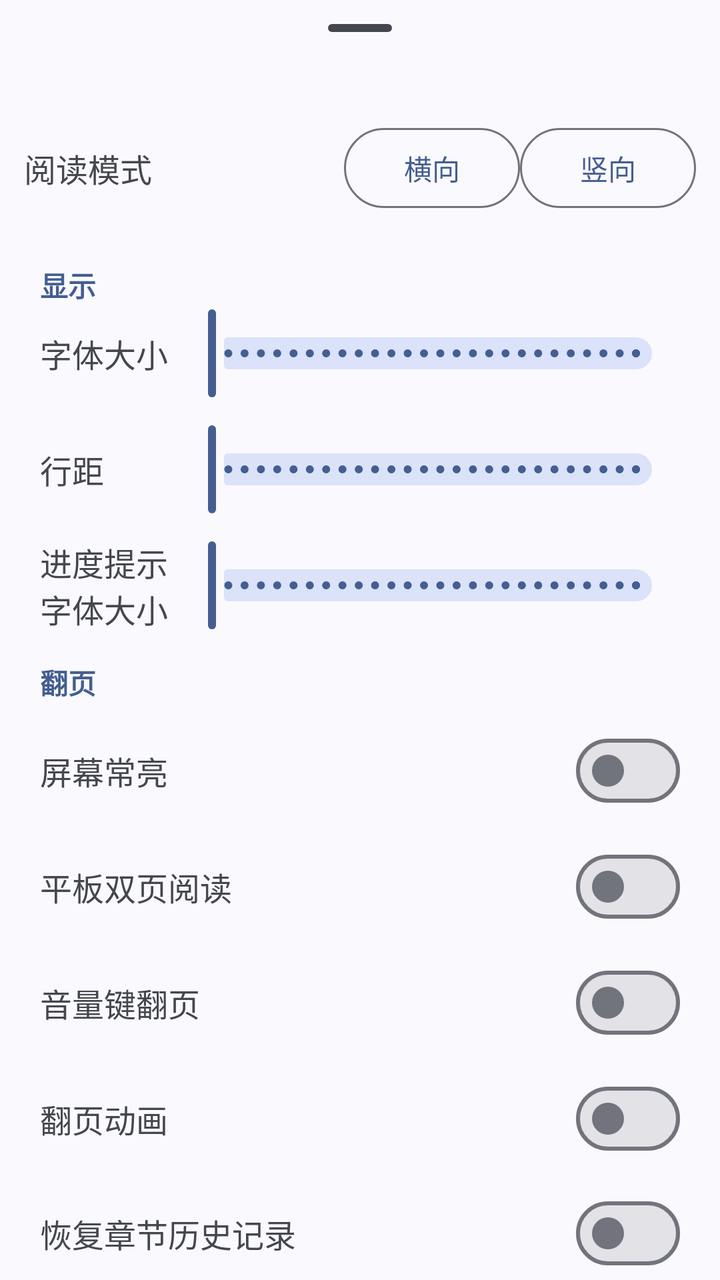
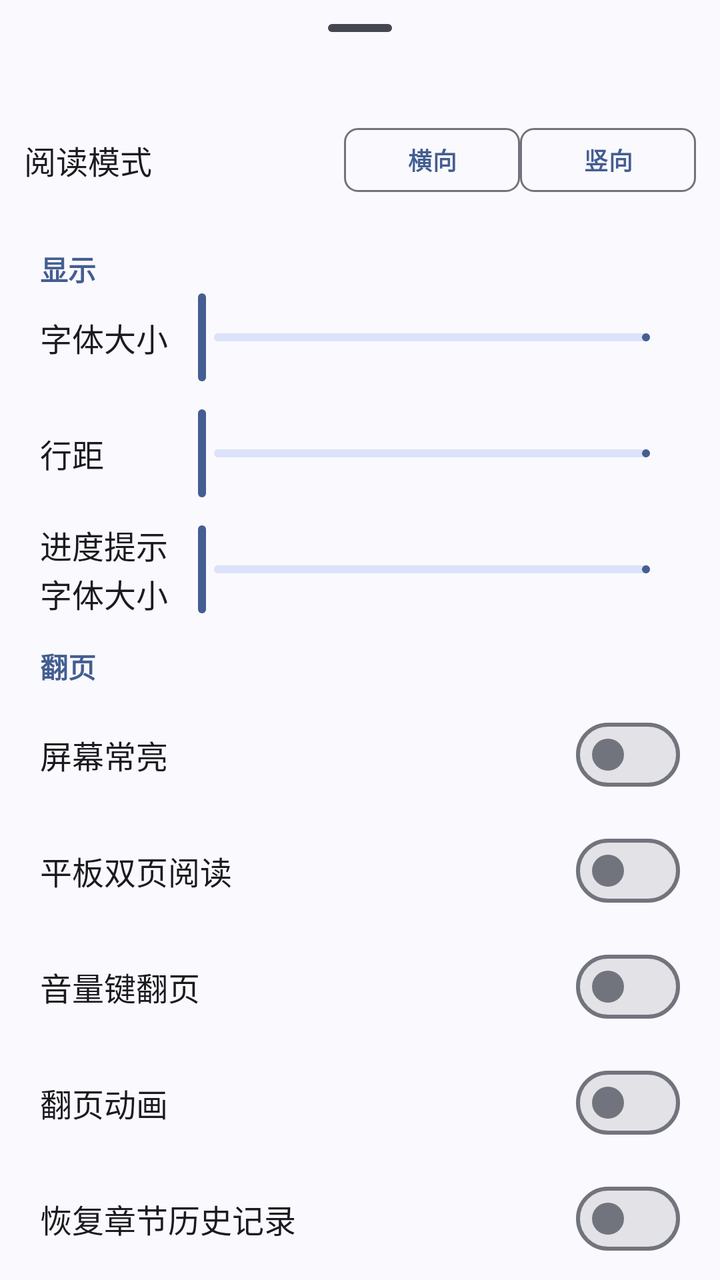

Two renders of the same Android screen: before a commit and after it. Below are the layout's source before the change and the commit's diff.
<!-- AndroidManifest.xml: application theme Theme.HikariNovel -->
<!-- res/layout/view_horizontal_read_config.xml -->
<?xml version="1.0" encoding="utf-8"?>
<LinearLayout xmlns:android="http://schemas.android.com/apk/res/android"
    android:layout_width="match_parent"
    android:layout_height="wrap_content"
    android:layout_gravity="bottom"
    android:orientation="vertical">

    <com.google.android.material.bottomsheet.BottomSheetDragHandleView
        android:layout_width="match_parent"
        android:layout_height="wrap_content" />

    <LinearLayout android:layout_width="match_parent" android:layout_height="wrap_content" android:gravity="center" android:padding="12dp" android:orientation="horizontal">
        <TextView android:layout_width="0dp" android:layout_height="wrap_content" android:layout_weight="1" android:text="@string/read_mode" android:textSize="16sp" />
        <com.google.android.material.button.MaterialButton android:id="@+id/b_h_read_config_horizontal" style="@style/Widget.Material3.Button.OutlinedButton" android:layout_width="wrap_content" android:layout_height="wrap_content" android:text="@string/horizontal" />
        <com.google.android.material.button.MaterialButton android:id="@+id/b_h_read_config_vertical" style="@style/Widget.Material3.Button.OutlinedButton" android:layout_width="wrap_content" android:layout_height="wrap_content" android:text="@string/vertical" />
    </LinearLayout>

    <LinearLayout
        android:layout_width="match_parent"
        android:layout_height="wrap_content"
        android:orientation="vertical">

        <TextView android:layout_width="match_parent" android:layout_height="wrap_content" android:paddingLeft="20dp" android:paddingTop="12dp" android:text="@string/display_settings" android:textColor="?colorPrimary" android:textStyle="bold" />

        <LinearLayout
            android:layout_width="match_parent"
            android:layout_height="wrap_content"
            android:layout_marginLeft="20dp"
            android:layout_marginRight="20dp"
            android:gravity="center"
            android:orientation="horizontal">

            <TextView
                android:layout_width="0dp"
                android:layout_height="wrap_content"
                android:layout_weight="1"
                android:text="@string/font_size"
                android:textSize="16sp" />

            <com.google.android.material.slider.Slider
                android:id="@+id/s_v_h_read_config_font_size"
                android:layout_width="0dp"
                android:layout_height="wrap_content"
                android:layout_weight="4"
                android:stepSize="1"
                android:valueFrom="30"
                android:valueTo="100" />
        </LinearLayout>

        <LinearLayout
            android:layout_width="match_parent"
            android:layout_height="wrap_content"
            android:layout_marginLeft="20dp"
            android:layout_marginRight="20dp"
            android:layout_marginTop="10dp"
            android:gravity="center"
            android:orientation="horizontal">

            <TextView
                android:layout_width="0dp"
                android:layout_height="wrap_content"
                android:layout_weight="1"
                android:text="@string/line_spacing"
                android:textSize="16sp" />

            <com.google.android.material.slider.Slider
                android:id="@+id/s_v_h_read_config_line_spacing"
                android:layout_width="0dp"
                android:layout_height="wrap_content"
                android:layout_weight="4"
                android:stepSize="0.1"
                android:valueFrom="1"
                android:valueTo="5" />
        </LinearLayout>

        <LinearLayout
            android:layout_width="match_parent"
            android:layout_height="wrap_content"
            android:layout_marginLeft="20dp"
            android:layout_marginRight="20dp"
            android:layout_marginTop="10dp"
            android:gravity="center"
            android:orientation="horizontal">

            <TextView
                android:layout_width="0dp"
                android:layout_height="wrap_content"
                android:layout_weight="1"
                android:text="@string/progress_text_size"
                android:textSize="16sp" />

            <com.google.android.material.slider.Slider
                android:id="@+id/s_v_h_read_config_bottom_text_size"
                android:layout_width="0dp"
                android:layout_height="wrap_content"
                android:layout_weight="4"
                android:stepSize="1"
                android:valueFrom="1"
                android:valueTo="100" />
        </LinearLayout>

        <TextView android:layout_width="match_parent" android:layout_height="wrap_content" android:paddingLeft="20dp" android:paddingTop="14dp" android:text="@string/paging_settings" android:textColor="?colorPrimary" android:textStyle="bold" />

        <LinearLayout
            android:layout_width="match_parent"
            android:layout_height="wrap_content"
            android:layout_marginLeft="20dp"
            android:layout_marginTop="10dp"
            android:layout_marginRight="20dp"
            android:gravity="center"
            android:orientation="horizontal">

            <TextView
                android:layout_width="0dp"
                android:layout_height="wrap_content"
                android:layout_weight="1"
                android:text="@string/keep_screen_on"
                android:textSize="16sp" />

            <com.google.android.material.materialswitch.MaterialSwitch
                android:id="@+id/s_v_h_read_config_keep_screen_on"
                android:layout_width="wrap_content"
                android:layout_height="wrap_content" />

        </LinearLayout>

        <LinearLayout
            android:layout_width="match_parent"
            android:layout_height="wrap_content"
            android:layout_marginLeft="20dp"
            android:layout_marginTop="10dp"
            android:layout_marginRight="20dp"
            android:gravity="center"
            android:orientation="horizontal">

            <TextView
                android:layout_width="0dp"
                android:layout_height="wrap_content"
                android:layout_weight="1"
                android:text="@string/tablet_double_page"
                android:textSize="16sp" />

            <com.google.android.material.materialswitch.MaterialSwitch
                android:id="@+id/s_v_h_read_config_tablet_double_page"
                android:layout_width="wrap_content"
                android:layout_height="wrap_content" />

        </LinearLayout>

        <LinearLayout
            android:layout_width="match_parent"
            android:layout_height="wrap_content"
            android:layout_marginLeft="20dp"
            android:layout_marginTop="10dp"
            android:layout_marginRight="20dp"
            android:gravity="center"
            android:orientation="horizontal">

            <TextView
                android:layout_width="0dp"
                android:layout_height="wrap_content"
                android:layout_weight="1"
                android:text="@string/key_down_switch_chapter"
                android:textSize="16sp" />

            <com.google.android.material.materialswitch.MaterialSwitch
                android:id="@+id/s_v_h_read_config_key_down_switch_chapter"
                android:layout_width="wrap_content"
                android:layout_height="wrap_content" />

        </LinearLayout>

        <LinearLayout
            android:layout_width="match_parent"
            android:layout_height="wrap_content"
            android:layout_marginLeft="20dp"
            android:layout_marginTop="10dp"
            android:layout_marginRight="20dp"
            android:gravity="center"
            android:orientation="horizontal">

            <TextView
                android:layout_width="0dp"
                android:layout_height="wrap_content"
                android:layout_weight="1"
                android:text="@string/switch_animation"
                android:textSize="16sp" />

            <com.google.android.material.materialswitch.MaterialSwitch
                android:id="@+id/s_v_h_read_config_switch_animation"
                android:layout_width="wrap_content"
                android:layout_height="wrap_content" />

        </LinearLayout>

        <LinearLayout
            android:layout_width="match_parent"
            android:layout_height="wrap_content"
            android:layout_marginLeft="20dp"
            android:layout_marginTop="10dp"
            android:layout_marginRight="20dp"
            android:gravity="center"
            android:orientation="horizontal">

            <TextView
                android:layout_width="0dp"
                android:layout_height="wrap_content"
                android:layout_weight="1"
                android:text="@string/restore_chapter_read_history_with_confirm"
                android:textSize="16sp" />

            <com.google.android.material.materialswitch.MaterialSwitch
                android:id="@+id/s_v_h_read_config_restore_chapter_read_history"
                android:layout_width="wrap_content"
                android:layout_height="wrap_content" />

        </LinearLayout>

        <LinearLayout
            android:layout_width="match_parent"
            android:layout_height="wrap_content"
            android:layout_marginLeft="20dp"
            android:layout_marginTop="10dp"
            android:layout_marginRight="20dp"
            android:gravity="center"
            android:orientation="horizontal">

            <TextView
                android:layout_width="0dp"
                android:layout_height="wrap_content"
                android:layout_weight="1"
                android:text="@string/restore_chapter_read_history_without_confirm"
                android:textSize="16sp" />

            <com.google.android.material.materialswitch.MaterialSwitch
                android:id="@+id/s_v_h_read_config_restore_chapter_read_history_without_confirm"
                android:layout_width="wrap_content"
                android:layout_height="wrap_content" />

        </LinearLayout>

        <LinearLayout
            android:layout_width="match_parent"
            android:layout_height="wrap_content"
            android:layout_marginLeft="20dp"
            android:layout_marginTop="10dp"
            android:layout_marginRight="20dp"
            android:gravity="center"
            android:orientation="horizontal">

            <TextView
                android:layout_width="0dp"
                android:layout_height="wrap_content"
                android:layout_weight="1"
                android:text="@string/font_color_bg_color"
                android:textSize="16sp" />

            <com.google.android.material.button.MaterialButton
                android:id="@+id/b_v_h_read_config_color"
                android:layout_width="wrap_content"
                android:layout_height="wrap_content"
                android:text="@string/modify" />

        </LinearLayout>

    </LinearLayout>

</LinearLayout>
<!-- resources referenced by this layout -->
<resources>
  <style name="Base.Theme.HikariNovel" parent="Theme.Material3.DynamicColors.DayNight.NoActionBar">
          
  
      </style>
  <!-- unchanged entries left out for length: 17 -->
</resources>

<!-- the commit's change to res/layout/view_horizontal_read_config.xml (unified diff, before → after) -->
@@ -10,9 +10,9 @@
         android:layout_height="wrap_content" />
 
     <LinearLayout android:layout_width="match_parent" android:layout_height="wrap_content" android:gravity="center" android:padding="12dp" android:orientation="horizontal">
-        <TextView android:layout_width="0dp" android:layout_height="wrap_content" android:layout_weight="1" android:text="@string/read_mode" android:textSize="16sp" />
-        <com.google.android.material.button.MaterialButton android:id="@+id/b_h_read_config_horizontal" style="@style/Widget.Material3.Button.OutlinedButton" android:layout_width="wrap_content" android:layout_height="wrap_content" android:text="@string/horizontal" />
-        <com.google.android.material.button.MaterialButton android:id="@+id/b_h_read_config_vertical" style="@style/Widget.Material3.Button.OutlinedButton" android:layout_width="wrap_content" android:layout_height="wrap_content" android:text="@string/vertical" />
+        <TextView android:layout_width="0dp" android:layout_height="wrap_content" android:layout_weight="1" android:text="@string/read_mode" style="@style/TextAppearance.GalIsland.ConfigLabel" />
+        <com.google.android.material.button.MaterialButton android:id="@+id/b_h_read_config_horizontal" style="@style/Widget.GalIsland.Button.Outlined" android:layout_width="wrap_content" android:layout_height="wrap_content" android:text="@string/horizontal" />
+        <com.google.android.material.button.MaterialButton android:id="@+id/b_h_read_config_vertical" style="@style/Widget.GalIsland.Button.Outlined" android:layout_width="wrap_content" android:layout_height="wrap_content" android:text="@string/vertical" />
     </LinearLayout>
 
     <LinearLayout
@@ -35,7 +35,7 @@
                 android:layout_height="wrap_content"
                 android:layout_weight="1"
                 android:text="@string/font_size"
-                android:textSize="16sp" />
+                style="@style/TextAppearance.GalIsland.ConfigLabel" />
 
             <com.google.android.material.slider.Slider
                 android:id="@+id/s_v_h_read_config_font_size"
@@ -61,7 +61,7 @@
                 android:layout_height="wrap_content"
                 android:layout_weight="1"
                 android:text="@string/line_spacing"
-                android:textSize="16sp" />
+                style="@style/TextAppearance.GalIsland.ConfigLabel" />
 
             <com.google.android.material.slider.Slider
                 android:id="@+id/s_v_h_read_config_line_spacing"
@@ -87,7 +87,7 @@
                 android:layout_height="wrap_content"
                 android:layout_weight="1"
                 android:text="@string/progress_text_size"
-                android:textSize="16sp" />
+                style="@style/TextAppearance.GalIsland.ConfigLabel" />
 
             <com.google.android.material.slider.Slider
                 android:id="@+id/s_v_h_read_config_bottom_text_size"
@@ -115,7 +115,7 @@
                 android:layout_height="wrap_content"
                 android:layout_weight="1"
                 android:text="@string/keep_screen_on"
-                android:textSize="16sp" />
+                style="@style/TextAppearance.GalIsland.ConfigLabel" />
 
             <com.google.android.material.materialswitch.MaterialSwitch
                 android:id="@+id/s_v_h_read_config_keep_screen_on"
@@ -138,7 +138,7 @@
                 android:layout_height="wrap_content"
                 android:layout_weight="1"
                 android:text="@string/tablet_double_page"
-                android:textSize="16sp" />
+                style="@style/TextAppearance.GalIsland.ConfigLabel" />
 
             <com.google.android.material.materialswitch.MaterialSwitch
                 android:id="@+id/s_v_h_read_config_tablet_double_page"
@@ -161,7 +161,7 @@
                 android:layout_height="wrap_content"
                 android:layout_weight="1"
                 android:text="@string/key_down_switch_chapter"
-                android:textSize="16sp" />
+                style="@style/TextAppearance.GalIsland.ConfigLabel" />
 
             <com.google.android.material.materialswitch.MaterialSwitch
                 android:id="@+id/s_v_h_read_config_key_down_switch_chapter"
@@ -184,7 +184,7 @@
                 android:layout_height="wrap_content"
                 android:layout_weight="1"
                 android:text="@string/switch_animation"
-                android:textSize="16sp" />
+                style="@style/TextAppearance.GalIsland.ConfigLabel" />
 
             <com.google.android.material.materialswitch.MaterialSwitch
                 android:id="@+id/s_v_h_read_config_switch_animation"
@@ -207,7 +207,7 @@
                 android:layout_height="wrap_content"
                 android:layout_weight="1"
                 android:text="@string/restore_chapter_read_history_with_confirm"
-                android:textSize="16sp" />
+                style="@style/TextAppearance.GalIsland.ConfigLabel" />
 
             <com.google.android.material.materialswitch.MaterialSwitch
                 android:id="@+id/s_v_h_read_config_restore_chapter_read_history"
@@ -230,7 +230,7 @@
                 android:layout_height="wrap_content"
                 android:layout_weight="1"
                 android:text="@string/restore_chapter_read_history_without_confirm"
-                android:textSize="16sp" />
+                style="@style/TextAppearance.GalIsland.ConfigLabel" />
 
             <com.google.android.material.materialswitch.MaterialSwitch
                 android:id="@+id/s_v_h_read_config_restore_chapter_read_history_without_confirm"
@@ -253,7 +253,7 @@
                 android:layout_height="wrap_content"
                 android:layout_weight="1"
                 android:text="@string/font_color_bg_color"
-                android:textSize="16sp" />
+                style="@style/TextAppearance.GalIsland.ConfigLabel" />
 
             <com.google.android.material.button.MaterialButton
                 android:id="@+id/b_v_h_read_config_color"
<!-- resource entries referenced after the edit -->
@@ -1,9 +1,143 @@
 <!-- resources referenced by this layout -->
 <resources>
+  <style name="TextAppearance.GalIsland.ConfigLabel" parent="TextAppearance.Material3.BodyMedium">
+          <item name="android:textSize">@dimen/gi_text_config</item>
+          <item name="android:textColor">?attr/colorOnSurface</item>
+          <item name="android:letterSpacing">0</item>
+      </style>
+  <style name="Widget.GalIsland.Button.Outlined" parent="Widget.Material3.Button.OutlinedButton">
+          <item name="shapeAppearance">@style/ShapeAppearance.GalIsland.Small</item>
+          <item name="android:textAppearance">@style/TextAppearance.GalIsland.Button</item>
+          <item name="android:minHeight">@dimen/gi_control_height</item>
+      </style>
+  <dimen name="gi_text_config">16sp</dimen>
+  <style name="ShapeAppearance.GalIsland.Small" parent="">
+          <item name="cornerFamily">rounded</item>
+          <item name="cornerSize">7dp</item>
+      </style>
+  <style name="TextAppearance.GalIsland.Button" parent="TextAppearance.Material3.LabelLarge">
+          <item name="android:textSize">12sp</item>
+          <item name="android:textStyle">bold</item>
+          <item name="android:letterSpacing">0.01</item>
+      </style>
+  <dimen name="gi_control_height">40dp</dimen>
   <style name="Base.Theme.HikariNovel" parent="Theme.Material3.DynamicColors.DayNight.NoActionBar">
           
   
+          
+          <item name="shapeAppearanceSmallComponent">@style/ShapeAppearance.GalIsland.Small</item>
+          <item name="shapeAppearanceMediumComponent">@style/ShapeAppearance.GalIsland.Medium</item>
+          <item name="shapeAppearanceLargeComponent">@style/ShapeAppearance.GalIsland.Large</item>
+          <item name="materialCardViewStyle">@style/Widget.GalIsland.CardView</item>
+          <item name="materialButtonStyle">@style/Widget.GalIsland.Button</item>
+          <item name="chipStyle">@style/Widget.GalIsland.Chip</item>
+          <item name="tabStyle">@style/Widget.GalIsland.TabLayout</item>
+          <item name="toolbarStyle">@style/Widget.GalIsland.Toolbar</item>
+          <item name="sliderStyle">@style/Widget.GalIsland.Slider</item>
+          <item name="textInputStyle">@style/Widget.GalIsland.TextInputLayout.OutlinedBox</item>
+          <item name="snackbarStyle">@style/Widget.GalIsland.Snackbar</item>
+          <item name="snackbarTextViewStyle">@style/Widget.GalIsland.Snackbar.TextView</item>
+          <item name="materialAlertDialogTheme">@style/ThemeOverlay.GalIsland.MaterialAlertDialog</item>
       </style>
+  <style name="ShapeAppearance.GalIsland.Medium" parent="">
+          <item name="cornerFamily">rounded</item>
+          <item name="cornerSize">8dp</item>
+      </style>
+  <style name="ShapeAppearance.GalIsland.Large" parent="">
+          <item name="cornerFamily">rounded</item>
+          <item name="cornerSize">10dp</item>
+      </style>
+  <style name="Widget.GalIsland.CardView" parent="Widget.Material3.CardView.Filled">
+          <item name="cardBackgroundColor">?attr/colorSurface</item>
+          <item name="cardBackgroundColor">?attr/colorSurface</item>
+          <item name="cardCornerRadius">8dp</item>
+          <item name="cardElevation">0dp</item>
+          <item name="strokeWidth">1dp</item>
+          <item name="strokeColor">?attr/colorOutlineVariant</item>
+      </style>
+  <style name="Widget.GalIsland.Button" parent="Widget.Material3.Button">
+          <item name="shapeAppearance">@style/ShapeAppearance.GalIsland.Small</item>
+          <item name="android:textAppearance">@style/TextAppearance.GalIsland.Button</item>
+          <item name="android:minHeight">40dp</item>
+      </style>
+  <style name="Widget.GalIsland.Chip" parent="Widget.Material3.Chip.Assist">
+          <item name="shapeAppearance">@style/ShapeAppearance.GalIsland.Tag</item>
+          <item name="chipMinHeight">24dp</item>
+          <item name="chipStrokeWidth">1dp</item>
+          <item name="chipStrokeColor">?attr/colorOutlineVariant</item>
+          <item name="chipBackgroundColor">?attr/colorSurfaceContainerHigh</item>
+          <item name="android:textColor">?attr/colorOnSurfaceVariant</item>
+          <item name="android:textAppearance">@style/TextAppearance.GalIsland.Tag</item>
+          <item name="chipIconVisible">false</item>
+          <item name="ensureMinTouchTargetSize">false</item>
+      </style>
+  <style name="Widget.GalIsland.TabLayout" parent="Widget.Material3.TabLayout">
+          <item name="tabIndicatorColor">?attr/colorPrimary</item>
+          <item name="tabIndicatorHeight">3dp</item>
+          <item name="tabIndicatorFullWidth">false</item>
+          <item name="tabSelectedTextColor">?attr/colorPrimary</item>
+          <item name="tabTextColor">?attr/colorOnSurfaceVariant</item>
+          <item name="tabTextAppearance">@style/TextAppearance.GalIsland.Tab</item>
+          <item name="tabRippleColor">?attr/colorPrimaryContainer</item>
+      </style>
+  <style name="Widget.GalIsland.Toolbar" parent="Widget.Material3.Toolbar">
+          <item name="titleTextAppearance">@style/TextAppearance.GalIsland.Heading</item>
+          <item name="android:background">?attr/colorSurface</item>
+      </style>
+  <style name="Widget.GalIsland.Slider" parent="Widget.Material3.Slider">
+          <item name="trackHeight">4dp</item>
+          <item name="thumbRadius">8dp</item>
+          <item name="tickVisible">false</item>
+          <item name="haloRadius">16dp</item>
+      </style>
+  <style name="Widget.GalIsland.TextInputLayout.OutlinedBox" parent="Widget.Material3.TextInputLayout.OutlinedBox">
+          <item name="boxCornerRadiusTopStart">7dp</item>
+          <item name="boxCornerRadiusTopEnd">7dp</item>
+          <item name="boxCornerRadiusBottomStart">7dp</item>
+          <item name="boxCornerRadiusBottomEnd">7dp</item>
+          <item name="boxStrokeWidth">1dp</item>
+          <item name="boxStrokeWidthFocused">1.5dp</item>
+          <item name="boxStrokeColor">@color/galisland_box_stroke</item>
+          <item name="hintTextColor">?attr/colorPrimary</item>
+      </style>
+  <style name="Widget.GalIsland.Snackbar" parent="Widget.Material3.Snackbar">
+          <item name="backgroundTint">?attr/colorSurfaceContainerHigh</item>
+          <item name="shapeAppearance">@style/ShapeAppearance.GalIsland.Small</item>
+          <item name="android:textColor">?attr/colorOnSurface</item>
+      </style>
+  <style name="Widget.GalIsland.Snackbar.TextView" parent="Widget.Material3.Snackbar.TextView">
+          <item name="android:textColor">?attr/colorOnSurface</item>
+      </style>
+  <style name="ThemeOverlay.GalIsland.MaterialAlertDialog" parent="ThemeOverlay.Material3.MaterialAlertDialog">
+          <item name="shapeAppearanceMediumComponent">@style/ShapeAppearance.GalIsland.Medium</item>
+          <item name="materialAlertDialogTitleTextStyle">@style/TextAppearance.GalIsland.SectionTitle</item>
+      </style>
+  <style name="ShapeAppearance.GalIsland.Tag" parent="">
+          <item name="cornerFamily">rounded</item>
+          <item name="cornerSize">6dp</item>
+      </style>
+  <style name="TextAppearance.GalIsland.Tag" parent="TextAppearance.Material3.LabelSmall">
+          <item name="android:textSize">10sp</item>
+          <item name="android:letterSpacing">0</item>
+      </style>
+  <style name="TextAppearance.GalIsland.Tab" parent="TextAppearance.Material3.TitleSmall">
+          <item name="android:textSize">13sp</item>
+          <item name="android:textStyle">bold</item>
+          <item name="android:letterSpacing">0</item>
+      </style>
+  <style name="TextAppearance.GalIsland.Heading" parent="TextAppearance.Material3.TitleLarge">
+          <item name="android:textSize">@dimen/gi_text_heading</item>
+          <item name="android:textStyle">bold</item>
+          <item name="android:textColor">?attr/colorOnSurface</item>
+          <item name="android:letterSpacing">0</item>
+      </style>
+  <style name="TextAppearance.GalIsland.SectionTitle" parent="TextAppearance.Material3.TitleSmall">
+          <item name="android:textSize">13sp</item>
+          <item name="android:textStyle">bold</item>
+          <item name="android:textColor">?attr/colorOnSurface</item>
+          <item name="android:letterSpacing">0</item>
+      </style>
+  <dimen name="gi_text_heading">22sp</dimen>
   <!-- unchanged entries left out for length: 17 -->
 </resources>
 
